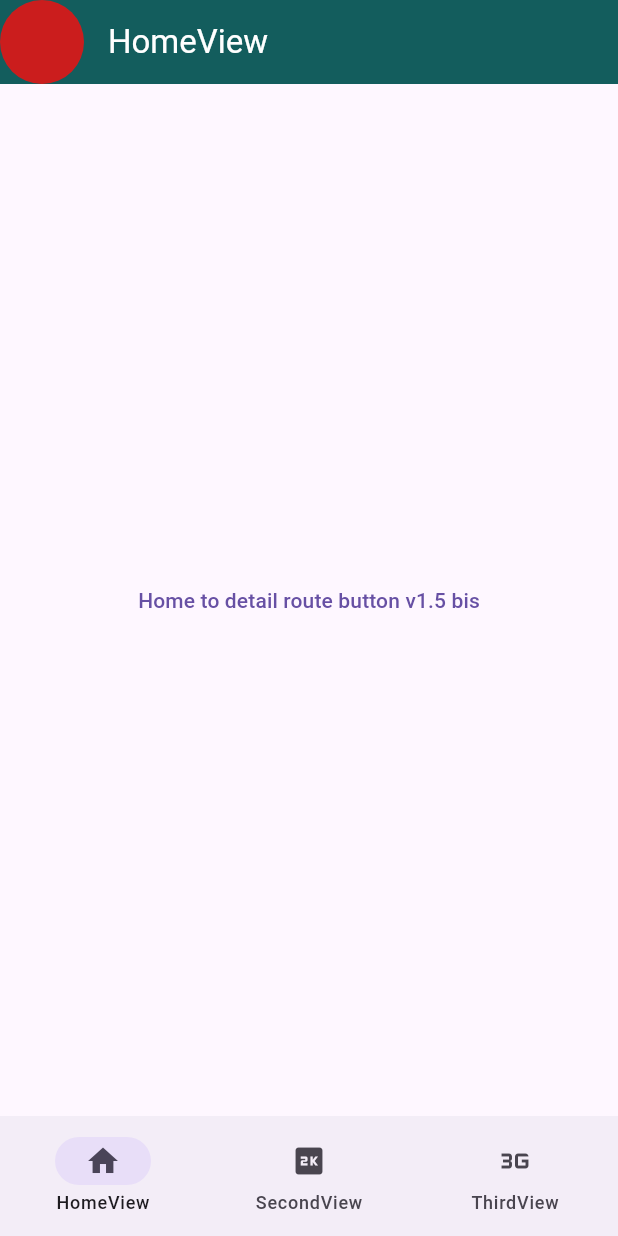
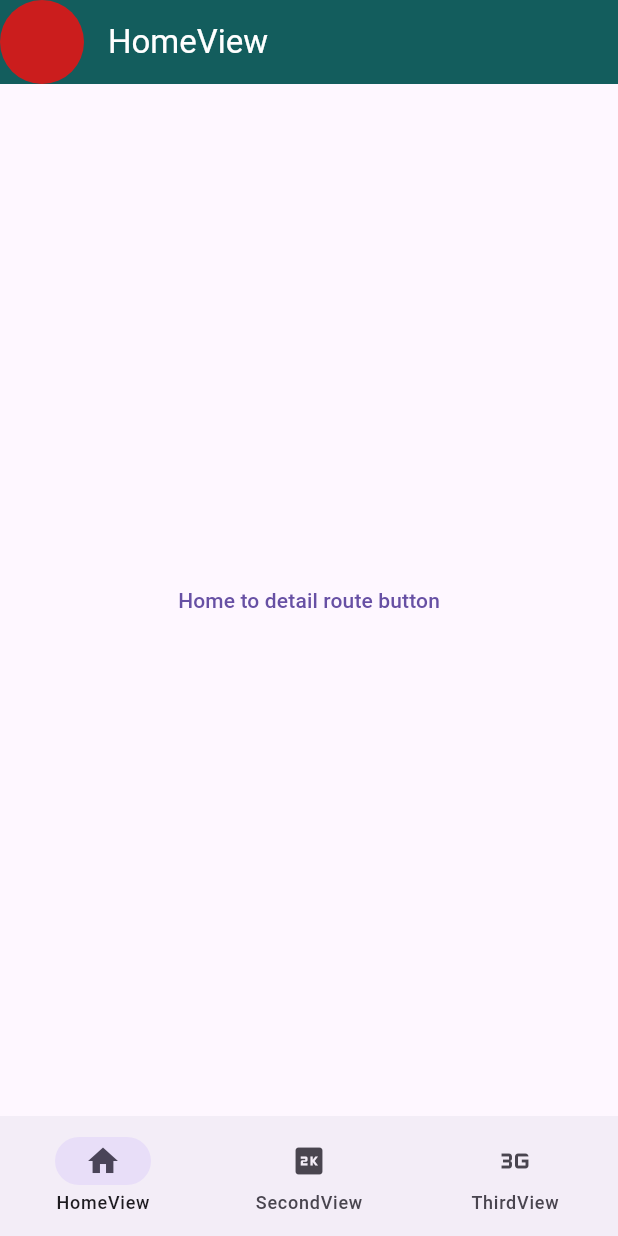
Before and after one commit to Slupshi/poc_navigation, a Flutter app: the screen it shows after launch, on a phone screen of 412 x 824 dp. Run offline on Flutter 3.47's test engine with Material 3 defaults, Android fonts, the light colour scheme and no system bars; our stand-ins replace go_router.

Commit message:
retour etat stable

```diff
--- a/lib/screens/home_view.dart
+++ b/lib/screens/home_view.dart
@@ -12,7 +12,7 @@ class HomeView extends StatelessWidget {
       hasLeadingAvatar: true,
       body: Center(
         child: TextButton(
-          child: const Text("Home to detail route button v1.5 bis"),
+          child: const Text("Home to detail route button"),
           onPressed: () => const HomeDetailViewRouteData(id: 456).go(context),
         ),
       ),
```
